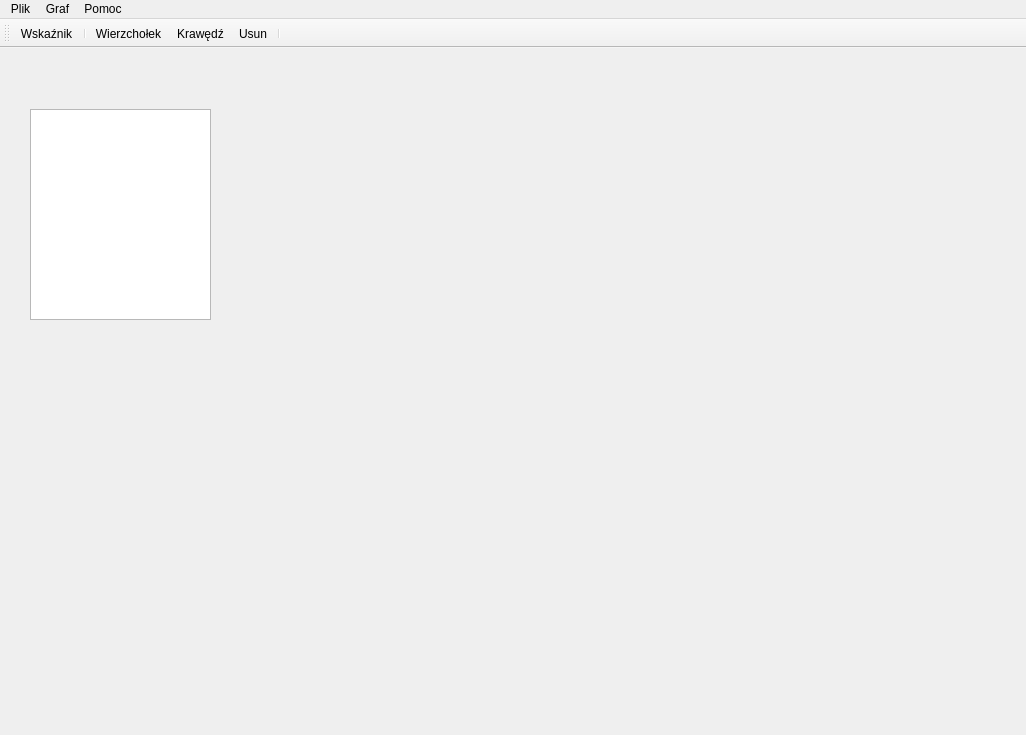
First picture: the form in MainWindow/mainwindow.ui, repository Forczu/Visualization-of-Flow-Network-Algorithms, before the edit.
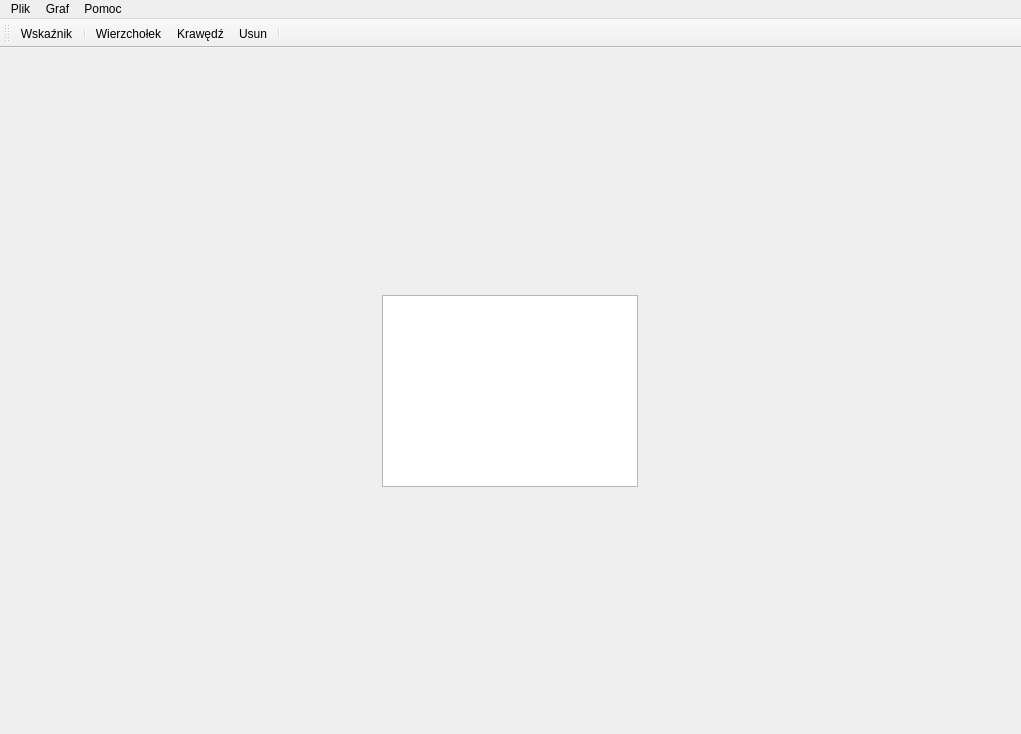
Second picture: the form after the edit. Icons and pictures are not drawn.

Patch:
```diff
--- a/MainWindow/mainwindow.ui
+++ b/MainWindow/mainwindow.ui
@@ -6,31 +6,52 @@
    <rect>
     <x>0</x>
     <y>0</y>
-    <width>1026</width>
-    <height>735</height>
+    <width>1021</width>
+    <height>734</height>
    </rect>
   </property>
   <property name="windowTitle">
    <string>Praca inżynierska</string>
   </property>
   <widget class="QWidget" name="centralWidget">
-   <widget class="QTextBrowser" name="graphTextStatus">
-    <property name="geometry">
-     <rect>
-      <x>30</x>
-      <y>61</y>
-      <width>181</width>
-      <height>211</height>
-     </rect>
-    </property>
-   </widget>
+   <layout class="QGridLayout" name="gridLayout_2">
+    <item row="0" column="0">
+     <layout class="QGridLayout" name="mainLayout">
+      <property name="sizeConstraint">
+       <enum>QLayout::SetNoConstraint</enum>
+      </property>
+      <property name="leftMargin">
+       <number>5</number>
+      </property>
+      <property name="topMargin">
+       <number>5</number>
+      </property>
+      <property name="rightMargin">
+       <number>5</number>
+      </property>
+      <property name="bottomMargin">
+       <number>5</number>
+      </property>
+      <item row="0" column="0">
+       <widget class="QTextBrowser" name="graphTextStatus">
+        <property name="sizePolicy">
+         <sizepolicy hsizetype="Fixed" vsizetype="Fixed">
+          <horstretch>0</horstretch>
+          <verstretch>0</verstretch>
+         </sizepolicy>
+        </property>
+       </widget>
+      </item>
+     </layout>
+    </item>
+   </layout>
   </widget>
   <widget class="QMenuBar" name="menuBar">
    <property name="geometry">
     <rect>
      <x>0</x>
      <y>0</y>
-     <width>1026</width>
+     <width>1021</width>
      <height>21</height>
     </rect>
    </property>
```
